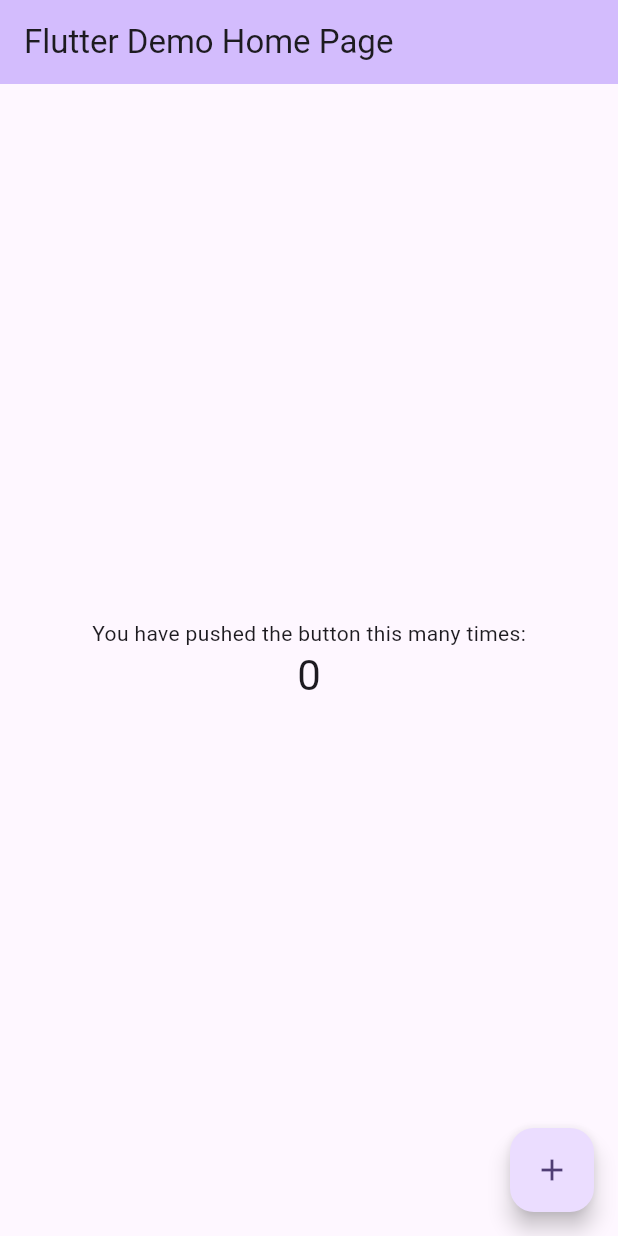
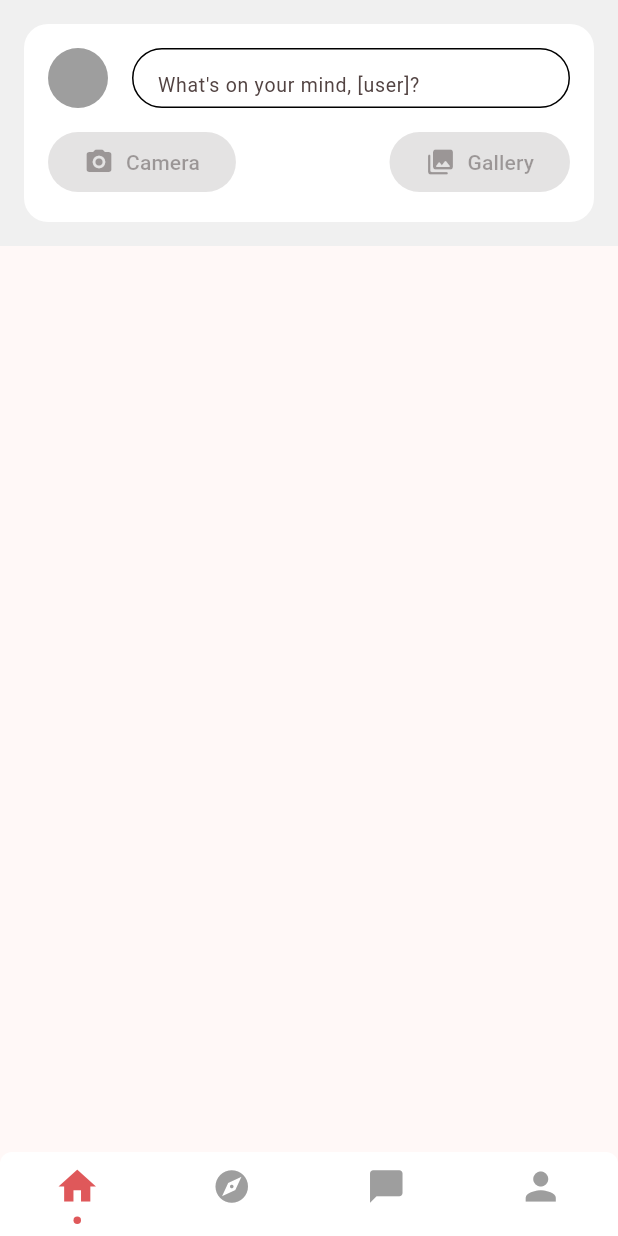
Before and after one commit to Rafael-Wun/unilinkApp, a Flutter app: the screen it shows after launch, on a phone screen of 412 x 824 dp. Run offline on Flutter 3.47's test engine with Material 2 defaults, Android fonts, the phone set to English and light mode, and no system bars; drawn by our look-alikes of persistent_bottom_nav_bar.

Commit message:
exit commit

```diff
--- a/lib/main.dart
+++ b/lib/main.dart
@@ -1,4 +1,5 @@
 import 'package:flutter/material.dart';
+import 'package:unilink_project/main_menu.dart';
 
 void main() {
   runApp(const MyApp());
@@ -7,119 +8,16 @@ void main() {
 class MyApp extends StatelessWidget {
   const MyApp({super.key});
 
-  // This widget is the root of your application.
   @override
   Widget build(BuildContext context) {
     return MaterialApp(
-      title: 'Flutter Demo',
+      title: 'Unilink App',
       theme: ThemeData(
-        // This is the theme of your application.
-        //
-        // TRY THIS: Try running your application with "flutter run". You'll see
-        // the application has a blue toolbar. Then, without quitting the app,
-        // try changing the seedColor in the colorScheme below to Colors.green
-        // and then invoke "hot reload" (save your changes or press the "hot
-        // reload" button in a Flutter-supported IDE, or press "r" if you used
-        // the command line to start the app).
-        //
-        // Notice that the counter didn't reset back to zero; the application
-        // state is not lost during the reload. To reset the state, use hot
-        // restart instead.
-        //
-        // This works for code too, not just values: Most code changes can be
-        // tested with just a hot reload.
-        colorScheme: ColorScheme.fromSeed(seedColor: Colors.deepPurple),
+        colorScheme:
+            ColorScheme.fromSeed(seedColor: Color.fromRGBO(223, 88, 90, 1.0)),
         useMaterial3: true,
       ),
-      home: const MyHomePage(title: 'Flutter Demo Home Page'),
+      home: MainMenu(),
     );
   }
 }
-
-class MyHomePage extends StatefulWidget {
-  const MyHomePage({super.key, required this.title});
-
-  // This widget is the home page of your application. It is stateful, meaning
-  // that it has a State object (defined below) that contains fields that affect
-  // how it looks.
-
-  // This class is the configuration for the state. It holds the values (in this
-  // case the title) provided by the parent (in this case the App widget) and
-  // used by the build method of the State. Fields in a Widget subclass are
-  // always marked "final".
-
-  final String title;
-
-  @override
-  State<MyHomePage> createState() => _MyHomePageState();
-}
-
-class _MyHomePageState extends State<MyHomePage> {
-  int _counter = 0;
-
-  void _incrementCounter() {
-    setState(() {
-      // This call to setState tells the Flutter framework that something has
-      // changed in this State, which causes it to rerun the build method below
-      // so that the display can reflect the updated values. If we changed
-      // _counter without calling setState(), then the build method would not be
-      // called again, and so nothing would appear to happen.
-      _counter++;
-    });
-  }
-
-  @override
-  Widget build(BuildContext context) {
-    // This method is rerun every time setState is called, for instance as done
-    // by the _incrementCounter method above.
-    //
-    // The Flutter framework has been optimized to make rerunning build methods
-    // fast, so that you can just rebuild anything that needs updating rather
-    // than having to individually change instances of widgets.
-    return Scaffold(
-      appBar: AppBar(
-        // TRY THIS: Try changing the color here to a specific color (to
-        // Colors.amber, perhaps?) and trigger a hot reload to see the AppBar
-        // change color while the other colors stay the same.
-        backgroundColor: Theme.of(context).colorScheme.inversePrimary,
-        // Here we take the value from the MyHomePage object that was created by
-        // the App.build method, and use it to set our appbar title.
-        title: Text(widget.title),
-      ),
-      body: Center(
-        // Center is a layout widget. It takes a single child and positions it
-        // in the middle of the parent.
-        child: Column(
-          // Column is also a layout widget. It takes a list of children and
-          // arranges them vertically. By default, it sizes itself to fit its
-          // children horizontally, and tries to be as tall as its parent.
-          //
-          // Column has various properties to control how it sizes itself and
-          // how it positions its children. Here we use mainAxisAlignment to
-          // center the children vertically; the main axis here is the vertical
-          // axis because Columns are vertical (the cross axis would be
-          // horizontal).
-          //
-          // TRY THIS: Invoke "debug painting" (choose the "Toggle Debug Paint"
-          // action in the IDE, or press "p" in the console), to see the
-          // wireframe for each widget.
-          mainAxisAlignment: MainAxisAlignment.center,
-          children: <Widget>[
-            const Text(
-              'You have pushed the button this many times:',
-            ),
-            Text(
-              '$_counter',
-              style: Theme.of(context).textTheme.headlineMedium,
-            ),
-          ],
-        ),
-      ),
-      floatingActionButton: FloatingActionButton(
-        onPressed: _incrementCounter,
-        tooltip: 'Increment',
-        child: const Icon(Icons.add),
-      ), // This trailing comma makes auto-formatting nicer for build methods.
-    );
-  }
-}
--- a/lib/main_menu.dart
+++ b/lib/main_menu.dart
@@ -1,7 +1,13 @@
 import 'package:flutter/material.dart';
 import 'package:persistent_bottom_nav_bar/persistent_tab_view.dart';
+import 'package:unilink_project/view/chat/chat_view.dart';
+import 'package:unilink_project/view/explore/explore_view.dart';
+import 'package:unilink_project/view/home/home_view.dart';
+import 'package:unilink_project/view/profile/profile_view.dart';
 
 class MainMenu extends StatefulWidget {
+  const MainMenu({super.key});
+
   @override
   State<MainMenu> createState() => _MainMenuState();
 }
@@ -38,44 +44,49 @@ class _MainMenuState extends State<MainMenu> {
   }
 
   List<Widget> _screenContainers() {
-    return [];
+    return [
+      HomeView(),
+      ExploreView(),
+      ChatView(),
+      ProfileView(),
+    ];
   }
 
   List<PersistentBottomNavBarItem> _navItems() {
     return [
-      // PersistentBottomNavBarItem(
-      //   icon: Icon(
-      //     Icons.home,
-      //     size: 30,
-      //   ),
-      //   title: ("Home"),
-      //   activeColorPrimary: Colors.blue,
-      //   inactiveColorPrimary: Colors.grey,
-      // ),
-      // PersistentBottomNavBarItem(
-      //   icon: Icon(Icons.explore),
-      //   title: ("Explore"),
-      //   activeColorPrimary: Colors.blue,
-      //   inactiveColorPrimary: Colors.grey,
-      // ),
-      // PersistentBottomNavBarItem(
-      //   icon: Icon(
-      //     Icons.chat_bubble,
-      //     size: 26,
-      //   ),
-      //   title: ("Chat"),
-      //   activeColorPrimary: Colors.blue,
-      //   inactiveColorPrimary: Colors.grey,
-      // ),
-      // PersistentBottomNavBarItem(
-      //   icon: Icon(
-      //     Icons.person,
-      //     size: 30,
-      //   ),
-      //   title: ("Profile"),
-      //   activeColorPrimary: Colors.blue,
-      //   inactiveColorPrimary: Colors.grey,
-      // ),
+      PersistentBottomNavBarItem(
+        icon: Icon(
+          Icons.home,
+          size: 30,
+        ),
+        title: ("Home"),
+        activeColorPrimary: Color.fromRGBO(223, 88, 90, 1.0),
+        inactiveColorPrimary: Colors.grey,
+      ),
+      PersistentBottomNavBarItem(
+        icon: Icon(Icons.explore),
+        title: ("Explore"),
+        activeColorPrimary: Color.fromRGBO(223, 88, 90, 1.0),
+        inactiveColorPrimary: Colors.grey,
+      ),
+      PersistentBottomNavBarItem(
+        icon: Icon(
+          Icons.chat_bubble,
+          size: 26,
+        ),
+        title: ("Chat"),
+        activeColorPrimary: Colors.blue,
+        inactiveColorPrimary: Colors.grey,
+      ),
+      PersistentBottomNavBarItem(
+        icon: Icon(
+          Icons.person,
+          size: 30,
+        ),
+        title: ("Profile"),
+        activeColorPrimary: Colors.blue,
+        inactiveColorPrimary: Colors.grey,
+      ),
     ];
   }
 }
--- /dev/null
+++ b/lib/view/chat/chat_view.dart
@@ -0,0 +1,18 @@
+import 'package:flutter/material.dart';
+
+class ChatView extends StatelessWidget {
+  const ChatView({super.key});
+
+  @override
+  Widget build(BuildContext context) {
+    return Scaffold(
+      appBar: AppBar(
+        toolbarHeight: 0.0,
+      ),
+      body: Container(
+        color: Color.fromRGBO(223, 88, 90, 1.0),
+        child: Center(child: Text('Chat_View')),
+      ),
+    );
+  }
+}
--- /dev/null
+++ b/lib/view/explore/explore_view.dart
@@ -0,0 +1,18 @@
+import 'package:flutter/material.dart';
+
+class ExploreView extends StatelessWidget {
+  const ExploreView({super.key});
+
+  @override
+  Widget build(BuildContext context) {
+    return Scaffold(
+      appBar: AppBar(
+        toolbarHeight: 0.0,
+      ),
+      body: Container(
+        color: Color.fromRGBO(223, 88, 90, 1.0),
+        child: Center(child: Text('Explore_View')),
+      ),
+    );
+  }
+}
--- /dev/null
+++ b/lib/view/home/home_view.dart
@@ -0,0 +1,29 @@
+import 'package:flutter/material.dart';
+import 'package:unilink_project/view/home/widget/create_post.dart';
+
+class HomeView extends StatelessWidget {
+  const HomeView({super.key});
+
+  @override
+  Widget build(BuildContext context) {
+    return Scaffold(
+      appBar: AppBar(toolbarHeight: 0.0),
+      body: Container(
+        color: Color.fromRGBO(223, 88, 90, 1.0),
+        child: SafeArea(
+          child: SingleChildScrollView(
+            child: Container(
+              padding: EdgeInsets.all(16.0),
+              color: Color.fromRGBO(240, 240, 240, 1.0),
+              child: Column(
+                children: [
+                  CreatePost(),
+                ],
+              ),
+            ),
+          ),
+        ),
+      ),
+    );
+  }
+}
--- /dev/null
+++ b/lib/view/home/widget/create_post.dart
@@ -0,0 +1,85 @@
+import 'package:flutter/material.dart';
+
+class CreatePost extends StatelessWidget {
+  const CreatePost({super.key});
+
+  @override
+  Widget build(BuildContext context) {
+    return Container(
+      padding: EdgeInsets.all(16.0),
+      decoration: BoxDecoration(
+        color: Colors.white,
+        borderRadius: BorderRadius.circular(16.0),
+      ),
+      child: Column(
+        children: [
+          _buildTextPost(),
+          SizedBox(height: 12.0),
+          _buildMediaPost(),
+        ],
+      ),
+    );
+  }
+
+  Widget _buildTextPost() {
+    return Row(
+      children: [
+        CircleAvatar(
+          backgroundColor: Colors.grey,
+        ),
+        SizedBox(width: 16.0),
+        Expanded(
+          child: Container(
+            height: 40.0,
+            padding: EdgeInsets.only(left: 16.0),
+            decoration: BoxDecoration(
+              border: Border.all(color: Colors.black, width: 1.0),
+              borderRadius: BorderRadius.circular(50.0),
+            ),
+            child: TextField(
+              style: TextStyle(fontSize: 13, fontWeight: FontWeight.w400),
+              decoration: InputDecoration(
+                hintText: 'What\'s on your mind, [user]?',
+                border: InputBorder.none,
+              ),
+            ),
+          ),
+        )
+      ],
+    );
+  }
+
+  Widget _buildMediaPost() {
+    return Row(
+      mainAxisAlignment: MainAxisAlignment.spaceBetween,
+      children: [
+        ElevatedButton(
+          onPressed: null,
+          child: Row(
+            children: [
+              Icon(
+                Icons.camera_alt_rounded,
+                size: 20.0,
+              ),
+              SizedBox(width: 8.0),
+              Text('Camera'),
+            ],
+          ),
+        ),
+        ElevatedButton(
+          onPressed: null,
+          child: Row(
+            children: [
+              Icon(
+                Icons.photo_library_rounded,
+                size: 20.0,
+              ),
+              SizedBox(width: 8.0),
+              Text('Gallery'),
+            ],
+          ),
+        ),
+      ],
+    );
+  }
+}
--- /dev/null
+++ b/lib/view/profile/profile_view.dart
@@ -0,0 +1,18 @@
+import 'package:flutter/material.dart';
+
+class ProfileView extends StatelessWidget {
+  const ProfileView({super.key});
+
+  @override
+  Widget build(BuildContext context) {
+    return Scaffold(
+      appBar: AppBar(
+        toolbarHeight: 0.0,
+      ),
+      body: Container(
+        color: Color.fromRGBO(223, 88, 90, 1.0),
+        child: Center(child: Text('Profile_View')),
+      ),
+    );
+  }
+}
```
